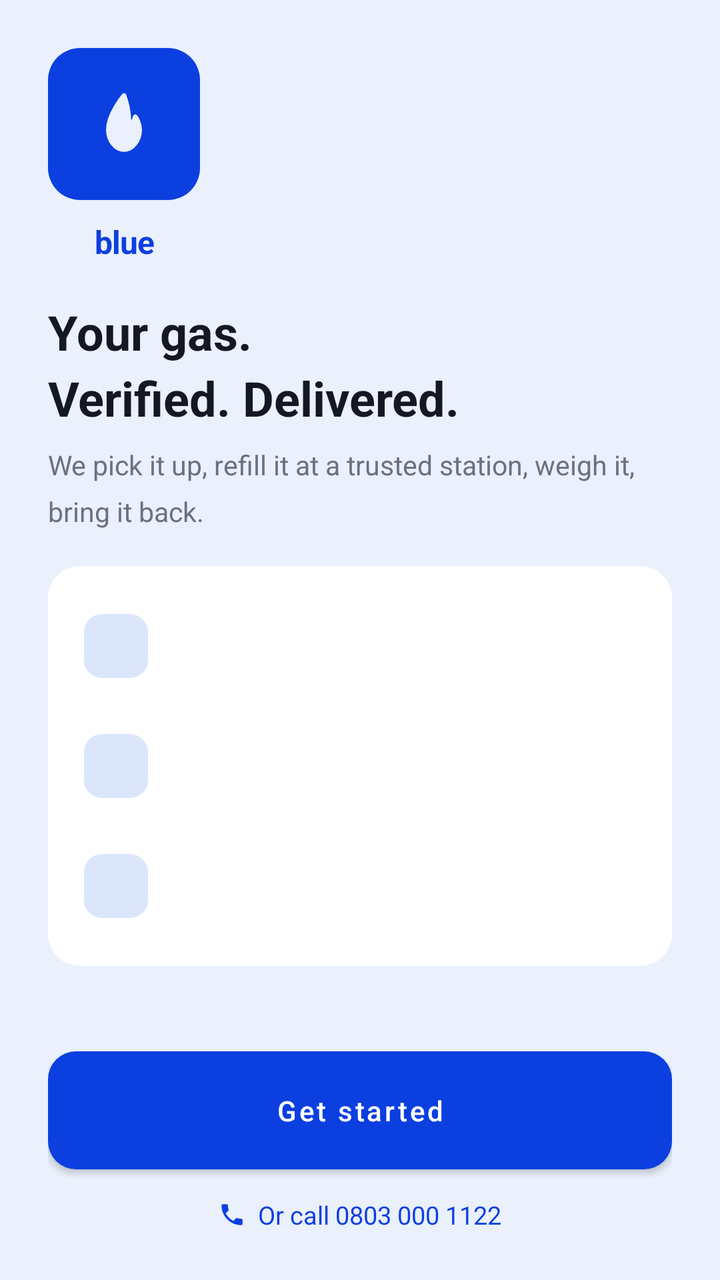
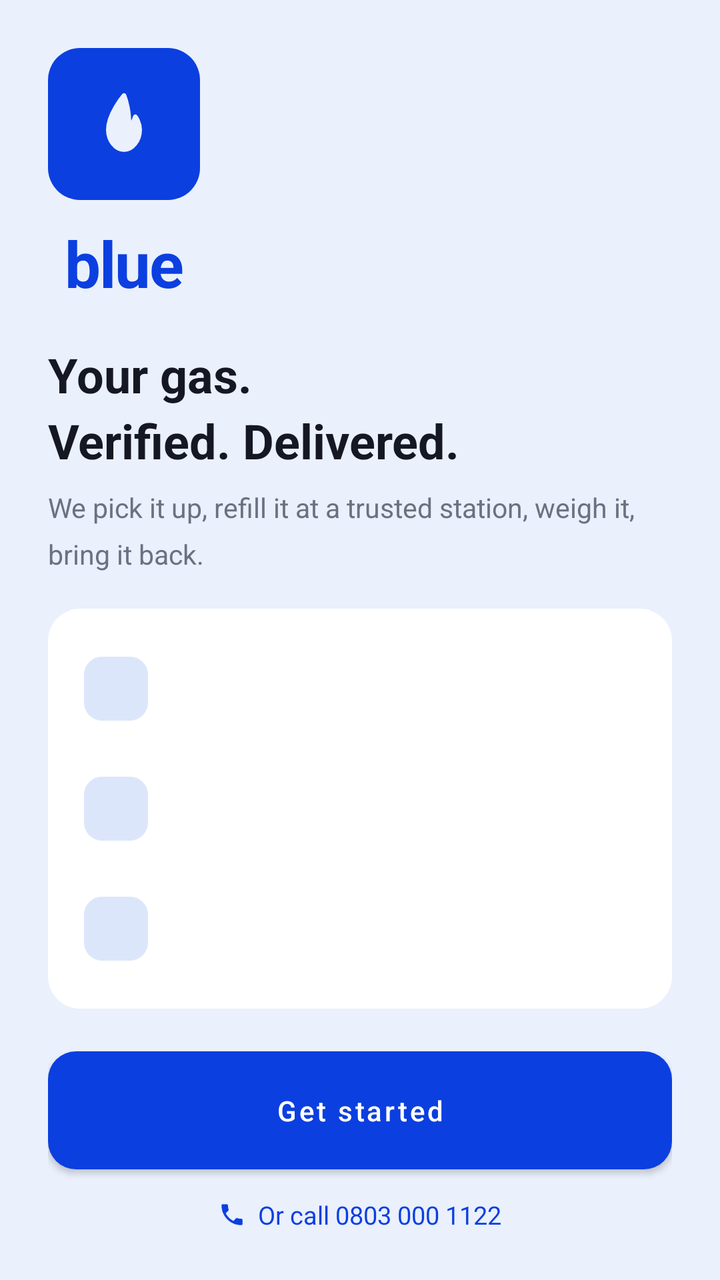

Compare the two renders of this Android layout. The source of the first and the diff that turns it into the second are given below.
<!-- AndroidManifest.xml: application theme Theme.Blue -->
<!-- res/layout/view_onboarding.xml -->
<?xml version="1.0" encoding="utf-8"?>
<ScrollView xmlns:android="http://schemas.android.com/apk/res/android"
    android:layout_width="match_parent"
    android:layout_height="match_parent"
    android:background="@color/bg"
    android:fillViewport="true">

    <LinearLayout
        android:layout_width="match_parent"
        android:layout_height="match_parent"
        android:orientation="vertical"
        android:padding="24dp">

        <LinearLayout
            android:layout_width="76dp"
            android:layout_height="76dp"
            android:background="@drawable/bg_icon_chip_accent"
            android:gravity="center">

            <ImageView
                android:layout_width="34dp"
                android:layout_height="34dp"
                android:src="@drawable/ic_flame" />
        </LinearLayout>

        <TextView
            android:layout_width="76dp"
            android:layout_height="wrap_content"
            android:layout_marginTop="10dp"
            android:text="blue"
            android:textColor="@color/accent"
            android:textSize="16sp"
            android:textStyle="bold"
            android:gravity="center"
            android:textAlignment="center"
            android:letterSpacing="-0.02" />

        <TextView
            android:layout_width="wrap_content"
            android:layout_height="wrap_content"
            android:layout_marginTop="18dp"
            android:text="Your gas.\nVerified. Delivered."
            android:textColor="@color/ink"
            android:textSize="24sp"
            android:textStyle="bold"
            android:lineSpacingMultiplier="1.15" />

        <TextView
            android:layout_width="match_parent"
            android:layout_height="wrap_content"
            android:layout_marginTop="8dp"
            android:text="We pick it up, refill it at a trusted station, weigh it, bring it back."
            android:textColor="@color/muted"
            android:textSize="13.5sp"
            android:lineSpacingMultiplier="1.4" />

        <LinearLayout
            android:layout_width="match_parent"
            android:layout_height="wrap_content"
            android:layout_marginTop="18dp"
            android:orientation="vertical"
            android:background="@drawable/bg_card"
            android:padding="10dp">

            <include layout="@layout/row_feature"
                android:id="@+id/featureVerified" />
            <include layout="@layout/row_feature"
                android:id="@+id/featureWeighed" />
            <include layout="@layout/row_feature"
                android:id="@+id/featureLoaner" />

        </LinearLayout>

        <View
            android:layout_width="0dp"
            android:layout_height="0dp"
            android:layout_weight="1"
            android:layout_marginTop="18dp" />

        <Button
            android:id="@+id/btnGetStarted"
            android:layout_width="match_parent"
            android:layout_height="wrap_content"
            android:background="@drawable/btn_accent"
            android:text="Get started"
            android:textColor="@color/white"
            android:textAllCaps="false"
            android:textSize="14sp"
            android:paddingTop="14dp"
            android:paddingBottom="14dp" />

        <LinearLayout
            android:layout_width="match_parent"
            android:layout_height="wrap_content"
            android:layout_marginTop="14dp"
            android:orientation="horizontal"
            android:gravity="center"
            android:clickable="true"
            android:focusable="true"
            android:id="@+id/tvCallOnboarding">

            <ImageView
                android:layout_width="14dp"
                android:layout_height="14dp"
                android:src="@drawable/ic_phone"
                android:tint="@color/accent" />

            <TextView
                android:layout_width="wrap_content"
                android:layout_height="wrap_content"
                android:layout_marginStart="6dp"
                android:text="Or call 0803 000 1122"
                android:textColor="@color/accent"
                android:textSize="12.5sp" />
        </LinearLayout>

    </LinearLayout>
</ScrollView>
<!-- res/layout/row_feature.xml (included above) -->
<?xml version="1.0" encoding="utf-8"?>
<LinearLayout xmlns:android="http://schemas.android.com/apk/res/android"
    android:layout_width="match_parent"
    android:layout_height="wrap_content"
    android:orientation="horizontal"
    android:gravity="center_vertical"
    android:paddingStart="8dp"
    android:paddingEnd="8dp"
    android:paddingTop="14dp"
    android:paddingBottom="14dp">

    <LinearLayout
        android:layout_width="32dp"
        android:layout_height="32dp"
        android:background="@drawable/bg_icon_chip"
        android:gravity="center">

        <ImageView
            android:id="@+id/featureIcon"
            android:layout_width="16dp"
            android:layout_height="16dp"
            android:tint="@color/accent" />
    </LinearLayout>

    <LinearLayout
        android:layout_width="0dp"
        android:layout_height="wrap_content"
        android:layout_weight="1"
        android:layout_marginStart="12dp"
        android:orientation="vertical">

        <TextView
            android:id="@+id/featureTitle"
            android:layout_width="wrap_content"
            android:layout_height="wrap_content"
            android:textColor="@color/ink"
            android:textSize="12.5sp"
            android:textStyle="bold" />

        <TextView
            android:id="@+id/featureSubtitle"
            android:layout_width="wrap_content"
            android:layout_height="wrap_content"
            android:textColor="@color/muted_icon"
            android:textSize="11sp" />

    </LinearLayout>
</LinearLayout>
<!-- resources referenced by this layout -->
<resources>
  <color name="accent">#0B3FE0</color>
  <color name="bg">#EAF0FC</color>
  <color name="ink">#151823</color>
  <color name="muted">#6B7180</color>
  <color name="muted_icon">#9095A3</color>
  <color name="white">#FFFFFF</color>
  <!-- drawable bg_card (drawable) -->
  <?xml version="1.0" encoding="utf-8"?>
  <shape xmlns:android="http://schemas.android.com/apk/res/android">
      <solid android:color="@color/card" />
      <corners android:radius="16dp" />
  </shape>
  <!-- drawable bg_icon_chip (drawable) -->
  <?xml version="1.0" encoding="utf-8"?>
  <shape xmlns:android="http://schemas.android.com/apk/res/android">
      <solid android:color="@color/accent_soft" />
      <corners android:radius="9dp" />
  </shape>
  <!-- drawable bg_icon_chip_accent (drawable) -->
  <?xml version="1.0" encoding="utf-8"?>
  <shape xmlns:android="http://schemas.android.com/apk/res/android">
      <solid android:color="@color/accent" />
      <corners android:radius="16dp" />
  </shape>
  <!-- drawable btn_accent (drawable) -->
  <?xml version="1.0" encoding="utf-8"?>
  <shape xmlns:android="http://schemas.android.com/apk/res/android">
      <solid android:color="@color/accent" />
      <corners android:radius="14dp" />
  </shape>
  <!-- drawable ic_flame (drawable) -->
  <vector xmlns:android="http://schemas.android.com/apk/res/android"
      android:width="24dp" android:height="24dp"
      android:viewportWidth="24" android:viewportHeight="24">
      <path
          android:pathData="M12,2C12,2 6.5,8.5 6.5,14C6.5,17.87 9.13,21 12,21C14.87,21 17.5,17.87 17.5,14C17.5,11.5 16,9.5 16,9.5C16,9.5 15.3,12.2 13.6,12.8C13.6,12.8 14.2,8 12,2Z"
          android:fillColor="@color/bg"
          android:strokeColor="@color/bg"
          android:strokeWidth="1.7"
          android:strokeLineCap="round"
          android:strokeLineJoin="round" />
  </vector>
  <!-- drawable ic_phone (drawable) -->
  <vector xmlns:android="http://schemas.android.com/apk/res/android"
      android:width="24dp" android:height="24dp"
      android:viewportWidth="24" android:viewportHeight="24">
      <path
          android:fillColor="#FF000000"
          android:pathData="M6.62,10.79C8.06,13.62 10.38,15.93 13.21,17.38L15.41,15.18C15.68,14.91 16.08,14.82 16.43,14.94C17.55,15.31 18.76,15.51 20,15.51C20.55,15.51 21,15.96 21,16.51V20C21,20.55 20.55,21 20,21C10.61,21 3,13.39 3,4C3,3.45 3.45,3 4,3H7.5C8.05,3 8.5,3.45 8.5,4C8.5,5.25 8.7,6.45 9.07,7.57C9.18,7.92 9.1,8.31 8.82,8.59L6.62,10.79Z" />
  </vector>
  <style name="Theme.Blue" parent="Theme.MaterialComponents.Light.NoActionBar">
          <item name="colorPrimary">@color/accent</item>
          <item name="colorPrimaryDark">@color/bg</item>
          <item name="colorAccent">@color/accent</item>
          <item name="android:windowBackground">@color/bg</item>
          <item name="android:statusBarColor">@color/bg</item>
          <item name="android:windowLightStatusBar">true</item>
      </style>
  <color name="card">#FFFFFF</color>
  <color name="accent_soft">#DCE6FB</color>
</resources>

<!-- the commit's change to res/layout/view_onboarding.xml (unified diff, before → after) -->
@@ -29,7 +29,7 @@
             android:layout_marginTop="10dp"
             android:text="blue"
             android:textColor="@color/accent"
-            android:textSize="16sp"
+            android:textSize="32sp"
             android:textStyle="bold"
             android:gravity="center"
             android:textAlignment="center"
